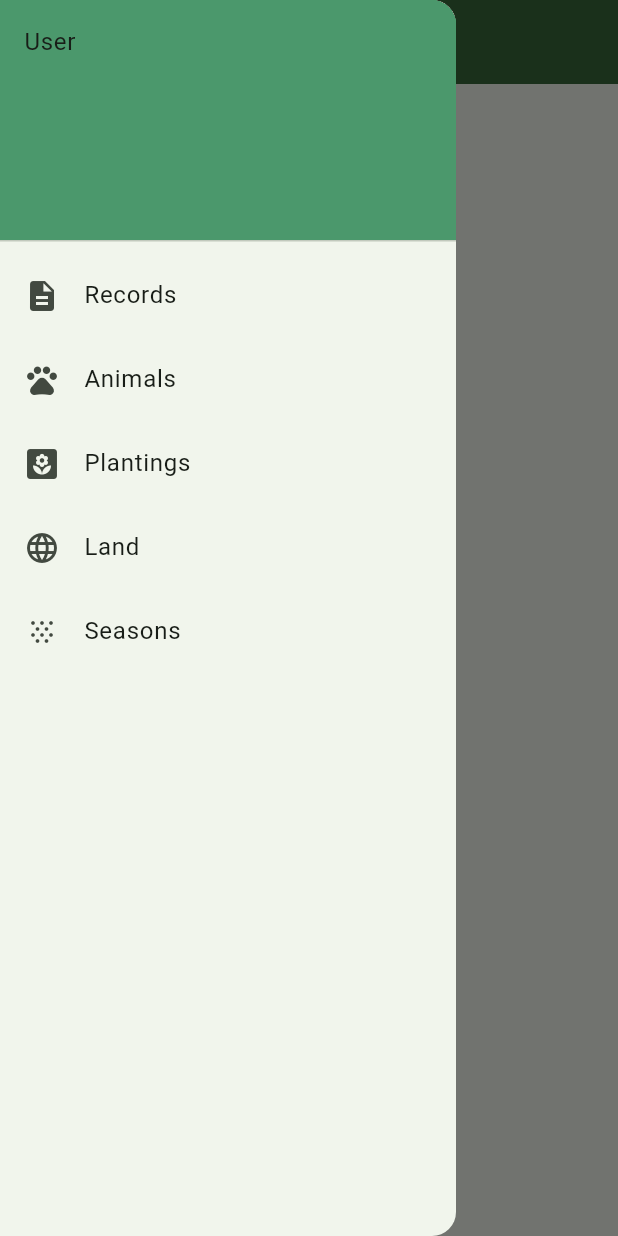
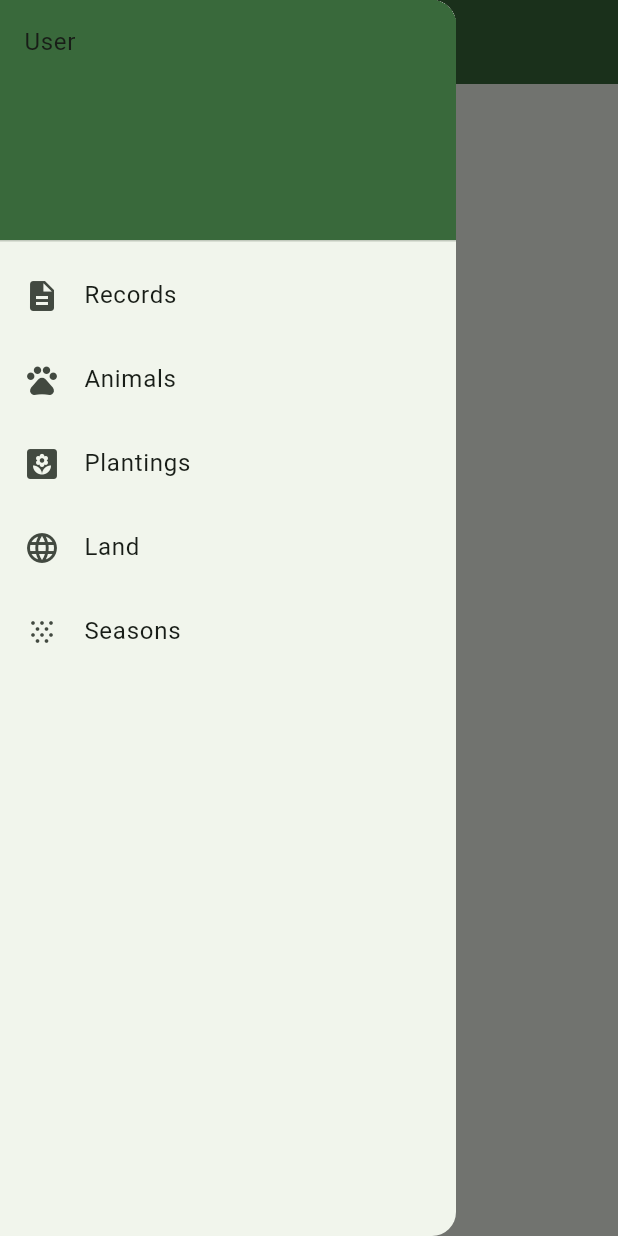
Before and after one commit to applecreekacres/farm_home, a Flutter app: the screen it shows once a user with an empty profile is signed in, with the side drawer open, on a phone screen of 412 x 824 dp. Run offline on Flutter 3.47's test engine with Material 3 defaults, Android fonts, the phone set to English and light mode, and no system bars; our stand-ins replace cloud_firestore, firebase_auth, firebase_core, fluttertoast, google_sign_in, shared_preferences; missing offline and left inert: firebase_ui_auth; accounts and stored records are empty.

Commit message:
fix(widgets): minor drawer adjustments

```diff
--- a/lib/widgets/drawer.dart
+++ b/lib/widgets/drawer.dart
@@ -12,7 +12,7 @@ class FarmHomeDrawer extends StatelessWidget {
       padding: EdgeInsets.zero,
       children: [
         DrawerHeader(
-          decoration: const BoxDecoration(color: ColorConstants.primaryColor),
+          decoration: BoxDecoration(color: Theme.of(context).colorScheme.primary),
           child: const Text("User"),
         ),
         ListTile(
@@ -29,8 +29,8 @@ class FarmHomeDrawer extends StatelessWidget {
                     builder: (context) => const AnimalListPage()));
           },
         ),
-        ListTile(leading: Icon(Icons.yard), title: Text("Plantings")),
-        ListTile(leading: Icon(Icons.language), title: Text("Land")),
+        ListTile(leading: const Icon(Icons.yard), title: const Text("Plantings")),
+        ListTile(leading: const Icon(Icons.language), title: const Text("Land")),
         ListTile(
           leading: const Icon(Icons.snowing),
           title: const Text("Seasons"),
```
